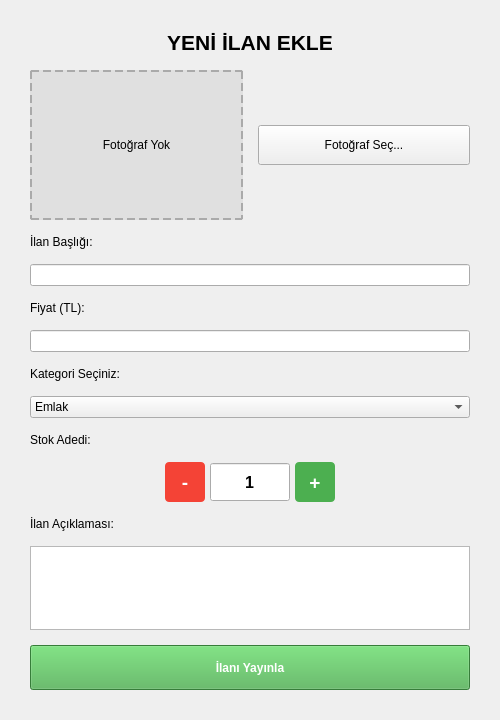
This is ilanekle.ui in Online-Alim-Satim-Platformu/Online-Alim-Satim-Platformu as Qt 5 draws it before an edit. The edited form follows.
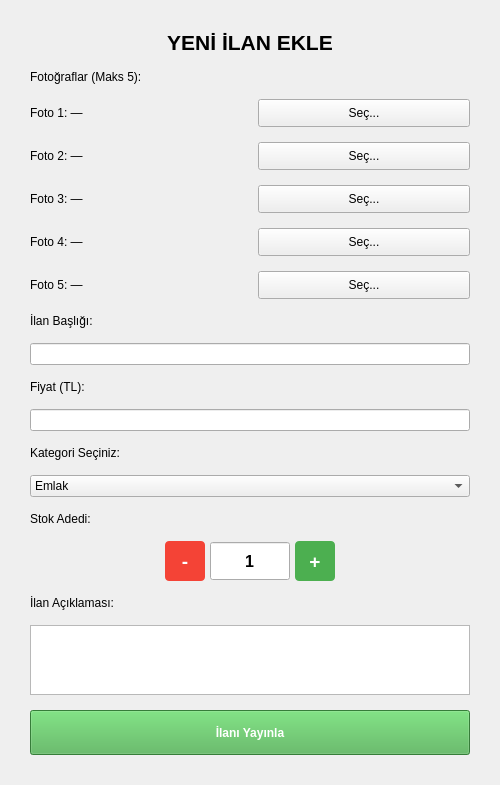
This is the edited form.

```diff
--- a/ilanekle.ui
+++ b/ilanekle.ui
@@ -46,39 +46,40 @@
     </widget>
    </item>
    <item>
-    <layout class="QHBoxLayout" name="fotoLayout">
-     <item>
-      <widget class="QLabel" name="lblFotoOnizleme">
-       <property name="minimumSize">
-        <size>
-         <width>150</width>
-         <height>150</height>
-        </size>
-       </property>
-       <property name="styleSheet">
-        <string>background-color: #e0e0e0; border: 2px dashed #aaa;</string>
-       </property>
-       <property name="text">
-        <string>Fotoğraf Yok</string>
-       </property>
-       <property name="alignment">
-        <set>Qt::AlignCenter</set>
-       </property>
-      </widget>
-     </item>
-     <item>
-      <widget class="QPushButton" name="btnFotoEkle">
-       <property name="minimumSize">
-        <size>
-         <width>120</width>
-         <height>40</height>
-        </size>
-       </property>
-       <property name="text">
-        <string>Fotoğraf Seç...</string>
-       </property>
-      </widget>
-     </item>
+    <widget class="QLabel" name="lblFotoBaslik">
+     <property name="text">
+      <string>Fotoğraflar (Maks 5):</string>
+     </property>
+    </widget>
+   </item>
+   <item>
+    <layout class="QHBoxLayout" name="fotoSatir1">
+     <item><widget class="QLabel" name="lblFoto1"><property name="text"><string>Foto 1: —</string></property></widget></item>
+     <item><widget class="QPushButton" name="btnFoto1"><property name="minimumSize"><size><width>70</width><height>28</height></size></property><property name="text"><string>Seç...</string></property></widget></item>
+    </layout>
+   </item>
+   <item>
+    <layout class="QHBoxLayout" name="fotoSatir2">
+     <item><widget class="QLabel" name="lblFoto2"><property name="text"><string>Foto 2: —</string></property></widget></item>
+     <item><widget class="QPushButton" name="btnFoto2"><property name="minimumSize"><size><width>70</width><height>28</height></size></property><property name="text"><string>Seç...</string></property></widget></item>
+    </layout>
+   </item>
+   <item>
+    <layout class="QHBoxLayout" name="fotoSatir3">
+     <item><widget class="QLabel" name="lblFoto3"><property name="text"><string>Foto 3: —</string></property></widget></item>
+     <item><widget class="QPushButton" name="btnFoto3"><property name="minimumSize"><size><width>70</width><height>28</height></size></property><property name="text"><string>Seç...</string></property></widget></item>
+    </layout>
+   </item>
+   <item>
+    <layout class="QHBoxLayout" name="fotoSatir4">
+     <item><widget class="QLabel" name="lblFoto4"><property name="text"><string>Foto 4: —</string></property></widget></item>
+     <item><widget class="QPushButton" name="btnFoto4"><property name="minimumSize"><size><width>70</width><height>28</height></size></property><property name="text"><string>Seç...</string></property></widget></item>
+    </layout>
+   </item>
+   <item>
+    <layout class="QHBoxLayout" name="fotoSatir5">
+     <item><widget class="QLabel" name="lblFoto5"><property name="text"><string>Foto 5: —</string></property></widget></item>
+     <item><widget class="QPushButton" name="btnFoto5"><property name="minimumSize"><size><width>70</width><height>28</height></size></property><property name="text"><string>Seç...</string></property></widget></item>
     </layout>
    </item>
    <item>
```
